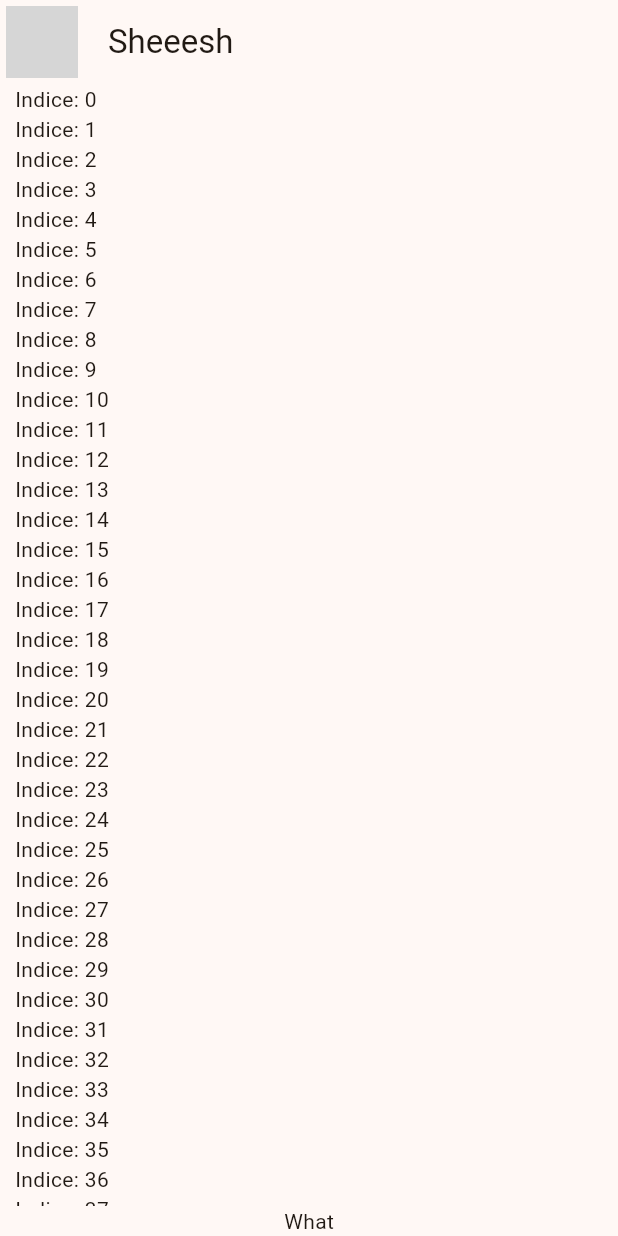
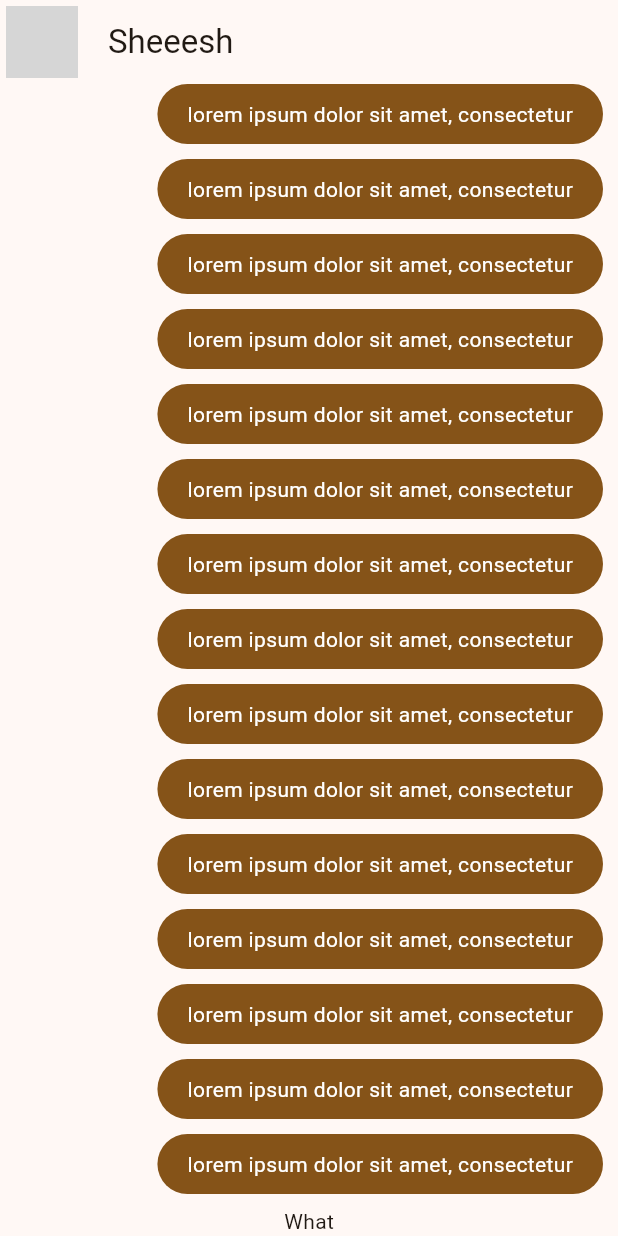
Before and after one commit to Sleusnarmed/flutter_application_1, a Flutter app: the screen it shows after launch, on a phone screen of 412 x 824 dp. Run offline on Flutter 3.47's test engine with Material 3 defaults, Android fonts, the phone set to English and light mode, and no system bars; network calls fail; grey boxes are pictures that could not be loaded.

Commit message:
message_bubble added

```diff
--- a/lib/main.dart
+++ b/lib/main.dart
@@ -1,6 +1,6 @@
 import 'package:flutter/material.dart';
 import 'package:flutter_application_1/config/theme/app_theme.dart';
-import 'package:flutter_application_1/presentation/chat/chat_screen.dart';
+import 'package:flutter_application_1/presentation/screens/chat/chat_screen.dart';
 
 void main() => runApp(const MyApp());
 
--- a/lib/presentation/chat/chat_screen.dart
+++ b/lib/presentation/screens/chat/chat_screen.dart
@@ -1,4 +1,5 @@
 import 'package:flutter/material.dart';
+import 'package:flutter_application_1/presentation/widgets/chat/my_message_bubble.dart';
 
 class ChatScreen extends StatelessWidget {
   const ChatScreen({super.key});
@@ -34,7 +35,7 @@ class _ChatView extends StatelessWidget {
             Expanded(child: ListView.builder(
               itemCount: 100, // Simulate 100 messages
               itemBuilder: (context, index) {
-                return Text('Indice: $index');
+                return MyMessageBubble();
               },
             )),
             Text('What')
--- /dev/null
+++ b/lib/presentation/widgets/chat/my_message_bubble.dart
@@ -0,0 +1,27 @@
+import 'package:flutter/material.dart';
+
+class MyMessageBubble extends StatelessWidget {
+  const MyMessageBubble({super.key});
+
+  @override
+  Widget build(BuildContext context) {
+
+    final colors = Theme.of(context).colorScheme;
+    return Column(
+      crossAxisAlignment: CrossAxisAlignment.end,
+      children: [
+        Container(
+          decoration: BoxDecoration(
+            color: colors.primary,
+            borderRadius: BorderRadius.circular(20)
+          ),
+          child: Padding(
+            padding: const EdgeInsets.symmetric(horizontal: 20, vertical: 10),
+            child: Text('lorem ipsum dolor sit amet, consectetur', style: TextStyle(color: Colors.white),),
+          ),
+        ),
+        const SizedBox(height: 10)
+      ],
+    );
+  }
+}
```
